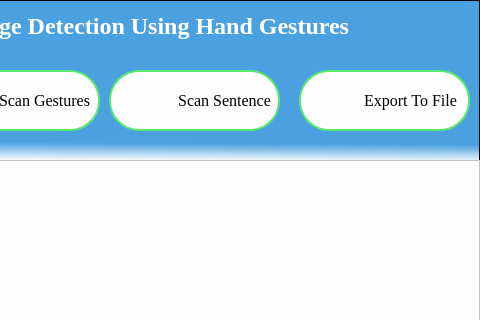
First picture: the form in Source Code/UI_Files/dash.UI, repository shadabsk/Sign-Language-Recognition-Using-Hand-Gestures-Keras-PyQT5-OpenCV, before the edit; both pictures show x 261 to 741 and y 0 to 320 of the 741 by 642 pixel window.
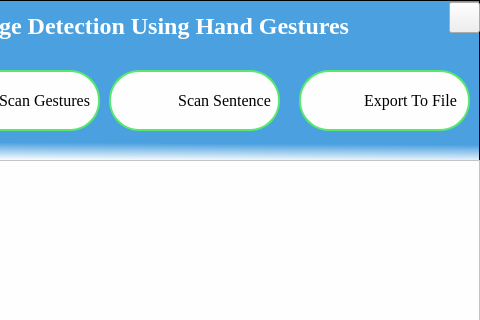
Second picture: the form after the edit. Icons and pictures are not drawn.

Commit message: added multiple custom gesture functionality and handled for space, updated gui with frameless window with close button and handled exceptions

Patch:
```diff
--- a/Source Code/UI_Files/dash.UI
+++ b/Source Code/UI_Files/dash.UI
@@ -267,6 +267,25 @@
      <bool>false</bool>
     </property>
    </widget>
+   <widget class="QPushButton" name="exit_button">
+    <property name="geometry">
+     <rect>
+      <x>710</x>
+      <y>2</y>
+      <width>31</width>
+      <height>31</height>
+     </rect>
+    </property>
+    <property name="styleSheet">
+     <string notr="true">QPushButton#exit_button{
+background-image:url(&quot;icons/quit.png&quot;);
+background-repeat:none;
+}</string>
+    </property>
+    <property name="text">
+     <string/>
+    </property>
+   </widget>
   </widget>
   <widget class="QMenuBar" name="menubar">
    <property name="geometry">
```
The commit also changes 7 other files.
